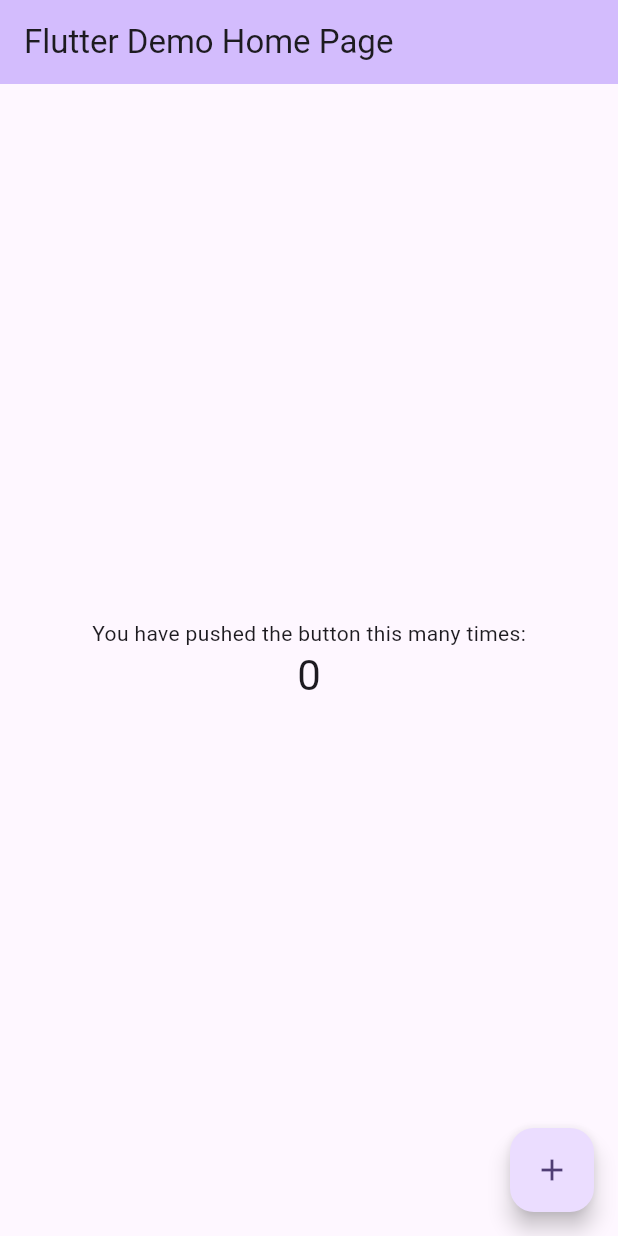
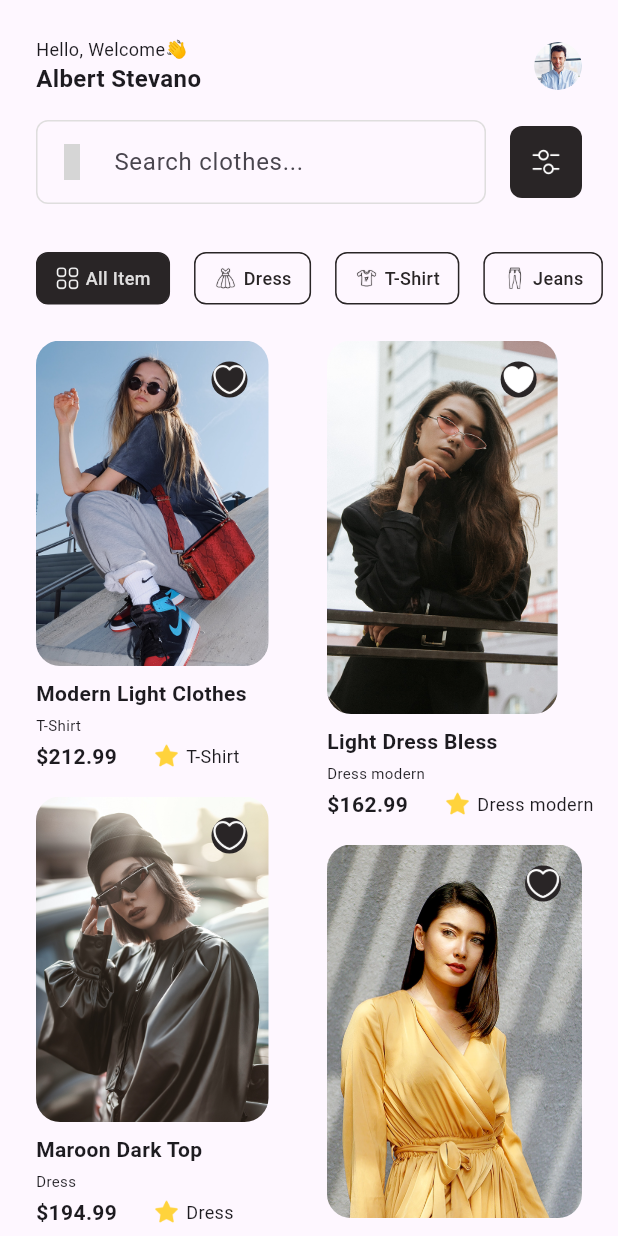
Before and after one commit to ispamungkas/Test-Coding-Apps-Flutter---Test-B, a Flutter app: the screen it shows after launch, on a phone screen of 412 x 824 dp. Run offline on Flutter 3.47's test engine with Material 3 defaults, Android fonts, the phone set to English and light mode, and no system bars; our stand-ins replace google_fonts, hugeicons; Roboto replaces fonts that are missing (Encode Sans); grey boxes are pictures that could not be loaded.

Commit message:
completed task

```diff
--- /dev/null
+++ b/lib/home_screen.dart
@@ -0,0 +1,338 @@
+import 'package:flutter/material.dart';
+import 'package:flutter/services.dart';
+import 'package:flutter_staggered_grid_view/flutter_staggered_grid_view.dart';
+import 'package:google_fonts/google_fonts.dart';
+import 'package:hugeicons/hugeicons.dart';
+import 'package:test_b_slincing/utils/text_style_resource.dart';
+import 'package:test_b_slincing/utils/uitls.dart';
+
+class HomeScreen extends StatefulWidget {
+  const HomeScreen({super.key});
+
+  @override
+  State<HomeScreen> createState() => _HomeScreenState();
+}
+
+class _HomeScreenState extends State<HomeScreen> {
+  final _cateogories =
+      [
+        CategoryModel(
+          icon: "assets/images/icon_menu_default.png",
+          name: "All Item",
+        ),
+        CategoryModel(icon: "assets/images/icon_menu_dress.png", name: "Dress"),
+        CategoryModel(
+          icon: "assets/images/icon_menu_t_shirt.png",
+          name: "T-Shirt",
+        ),
+        CategoryModel(icon: "assets/images/icon_menu_jeans.png", name: "Jeans"),
+      ].toList();
+
+  final _products =
+      [
+        ProductModel(
+          image: "assets/images/product1.png",
+          name: "Modern Light Clothes",
+          categoryName: "T-Shirt",
+          price: 212.99,
+          rate: 5.0,
+        ),
+        ProductModel(
+          image: "assets/images/product2.png",
+          name: "Light Dress Bless",
+          categoryName: "Dress modern",
+          price: 162.99,
+          rate: 5.0,
+        ),
+        ProductModel(
+          image: "assets/images/product3.png",
+          name: "Maroon Dark Top",
+          categoryName: "Dress",
+          price: 194.99,
+          rate: 5.0,
+        ),
+        ProductModel(
+          image: "assets/images/product4.png",
+          name: "Light Dress Yellow",
+          categoryName: "Dress Modern",
+          price: 122.99,
+          rate: 5.0,
+        ),
+      ].toList();
+
+  Widget userInfo() {
+    return Row(
+      mainAxisAlignment: MainAxisAlignment.spaceBetween,
+      crossAxisAlignment: CrossAxisAlignment.center,
+      children: [
+        Column(
+          crossAxisAlignment: CrossAxisAlignment.start,
+          mainAxisAlignment: MainAxisAlignment.center,
+          children: [
+            Text(
+              "Hello, Welcome👋",
+              style: regular12().copyWith(fontWeight: FontWeight.w400),
+            ),
+            Text(
+              "Albert Stevano",
+              style: regular16().copyWith(fontWeight: FontWeight.bold),
+            ),
+          ],
+        ),
+        ClipRRect(
+          borderRadius: BorderRadius.all(Radius.circular(100)),
+          child: Image.asset("assets/images/profile.png", width: 32),
+        ),
+      ],
+    );
+  }
+
+  // Search Bar
+  Widget searchBar() {
+    return Row(
+      children: [
+        Expanded(
+          child: TextField(
+            decoration: InputDecoration(
+              prefixIcon: HugeIcon(
+                icon: HugeIcons.strokeRoundedSearch01,
+                color: Color(0xFFDFDEDE),
+              ),
+              focusedBorder: OutlineInputBorder(
+                borderRadius: BorderRadius.all(Radius.circular(8)),
+                borderSide: BorderSide(
+                  color: const Color(0xFFDFDEDE),
+                  width: 1,
+                ),
+              ),
+              enabledBorder: OutlineInputBorder(
+                borderRadius: BorderRadius.all(Radius.circular(8)),
+                borderSide: BorderSide(
+                  color: const Color(0xFFDFDEDE),
+                  width: 1,
+                ),
+              ),
+              hintText: "Search clothes...",
+            ),
+          ),
+        ),
+        Padding(
+          padding: EdgeInsets.only(left: 16),
+          child: Container(
+            height: 48,
+            width: 48,
+            decoration: BoxDecoration(
+              color: Color(0xFF292526),
+              borderRadius: BorderRadius.circular(8),
+            ),
+            child: Padding(
+              padding: EdgeInsets.all(12),
+              child: Image.asset("assets/images/icon_filter.png", width: 24),
+            ),
+          ),
+        ),
+      ],
+    );
+  }
+
+  // Card category
+  Widget cartCategory(
+    bool isSelected,
+    String? iconAsset,
+    String? categoryName,
+  ) {
+    return Container(
+      decoration: BoxDecoration(
+        border: Border.all(color: Color(0xFF292526)),
+        color: (isSelected) ? Color(0xFF292526) : Colors.transparent,
+        borderRadius: BorderRadius.circular(8),
+      ),
+      child: Padding(
+        padding: EdgeInsets.symmetric(horizontal: 12, vertical: 8),
+        child: Row(
+          children: [
+            Image.asset(
+              iconAsset ?? "assets/images/icon_menu_default.png",
+              width: 16,
+              color: (!isSelected) ? Color(0xFF292526) : Colors.white,
+            ),
+            SizedBox(width: 4),
+            Text(
+              categoryName ?? "Category Name",
+              style: regular12().copyWith(
+                fontWeight: FontWeight.w500,
+                color: (isSelected) ? Color(0xFFDFDEDE) : Color(0xFF292526),
+              ),
+            ),
+          ],
+        ),
+      ),
+    );
+  }
+
+  // Widget list of category
+  Widget listOfMenu() {
+    return SingleChildScrollView(
+      scrollDirection: Axis.horizontal,
+      child: Row(
+        mainAxisAlignment: MainAxisAlignment.start,
+        children: [
+          SizedBox(width: 24),
+          ..._cateogories.map((value) {
+            final firstItemName = _cateogories[0].name;
+            final isFirstItem = value.name == firstItemName;
+            return Padding(
+              padding: const EdgeInsets.only(right: 16),
+              child: cartCategory(isFirstItem, value.icon, value.name),
+            );
+          }),
+          SizedBox(width: 8),
+        ],
+      ),
+    );
+  }
+
+  // Cart Product
+  Widget cartProduct(bool isSelected, double height, ProductModel product) {
+    return Column(
+      crossAxisAlignment: CrossAxisAlignment.start,
+      children: [
+        Stack(
+          children: [
+            ClipRRect(
+              borderRadius: BorderRadius.circular(16),
+              child: Image.asset(product.image ?? "assets/images/product1.png", height: height, fit: BoxFit.cover,),
+            ),
+            Positioned(
+              top: 0,
+              right: 0,
+              child: Padding(
+                padding: const EdgeInsets.all(14),
+                child: Container(
+                  width: 24,
+                  height: 24,
+                  decoration: BoxDecoration(
+                    color: Color(0xFF292526),
+                    shape: BoxShape.circle,
+                  ),
+                  child: Image.asset(
+                    (isSelected)
+                        ? "assets/images/icon_love.png"
+                        : "assets/images/icon_love_outline.png",
+                    width: 16,
+                  ),
+                ),
+              ),
+            ),
+          ],
+        ),
+        SizedBox(height: 8),
+        Column(
+          crossAxisAlignment: CrossAxisAlignment.start,
+          children: [
+            Text(
+              product.name ?? "Product name",
+              overflow: TextOverflow.ellipsis,
+              style: regular14().copyWith(fontWeight: FontWeight.w600),
+            ),
+            Padding(
+              padding: const EdgeInsets.symmetric(vertical: 4),
+              child: Text(
+                product.categoryName ?? "Product category",
+                overflow: TextOverflow.ellipsis,
+                style: regular10().copyWith(fontWeight: FontWeight.w400),
+              ),
+            ),
+            Row(
+              mainAxisAlignment: MainAxisAlignment.start,
+              children: [
+                Text(
+                  "\$${product.price}",
+                  overflow: TextOverflow.ellipsis,
+                  style: regular14().copyWith(fontWeight: FontWeight.w600),
+                ),
+                SizedBox(width: 24),
+                Row(
+                  children: [
+                    Image.asset("assets/images/icon_star.png", width: 18),
+                    SizedBox(width: 4),
+                    Text(
+                      product.categoryName ?? "Product cateogry",
+                      overflow: TextOverflow.ellipsis,
+                      style: regular12().copyWith(fontWeight: FontWeight.w400),
+                    ),
+                  ],
+                ),
+              ],
+            ),
+          ],
+        ),
+      ],
+    );
+  }
+
+  // List of Product
+  Widget listOfProduct() {
+    return MasonryGridView.count(
+      shrinkWrap: true,
+      physics: NeverScrollableScrollPhysics(),
+      itemCount: _products.length,
+      crossAxisCount: 2,
+      mainAxisSpacing: 17,
+      crossAxisSpacing: 24,
+      itemBuilder: (context, index) {
+        final product = _products[index];
+        final defaultHeight = 217;
+        final height =
+            (index + 1) % 2 == 0 ? defaultHeight + 32 : defaultHeight;
+
+        return cartProduct(index == 1, height.toDouble(), product);
+      },
+    );
+  }
+
+  @override
+  Widget build(BuildContext context) {
+    return Scaffold(
+      body: AnnotatedRegion<SystemUiOverlayStyle>(
+        value: SystemUiOverlayStyle(
+          statusBarColor: Colors.white,
+          statusBarIconBrightness: Brightness.dark,
+        ),
+        child: SafeArea(
+          child: SingleChildScrollView(
+            child: SizedBox(
+              width: double.infinity,
+              child: Column(
+                crossAxisAlignment: CrossAxisAlignment.start,
+                children: [
+                  SizedBox(height: 8),
+                  Padding(
+                    padding: const EdgeInsets.symmetric(
+                      vertical: 16,
+                      horizontal: 24,
+                    ),
+                    child: userInfo(),
+                  ),
+                  Padding(
+                    padding: const EdgeInsets.symmetric(horizontal: 24),
+                    child: searchBar(),
+                  ),
+                  SizedBox(height: 8),
+                  Padding(
+                    padding: const EdgeInsets.symmetric(vertical: 24),
+                    child: listOfMenu(),
+                  ),
+                  Padding(
+                    padding: const EdgeInsets.symmetric(horizontal: 24),
+                    child: listOfProduct(),
+                  ),
+                ],
+              ),
+            ),
+          ),
+        ),
+      ),
+    );
+  }
+}
--- a/lib/main.dart
+++ b/lib/main.dart
@@ -1,4 +1,5 @@
 import 'package:flutter/material.dart';
+import 'package:test_b_slincing/home_screen.dart';
 
 void main() {
   runApp(const MyApp());
@@ -11,112 +12,12 @@ class MyApp extends StatelessWidget {
   @override
   Widget build(BuildContext context) {
     return MaterialApp(
+      debugShowCheckedModeBanner: false,
       title: 'Flutter Demo',
       theme: ThemeData(
-        // This is the theme of your application.
-        //
-        // TRY THIS: Try running your application with "flutter run". You'll see
-        // the application has a purple toolbar. Then, without quitting the app,
-        // try changing the seedColor in the colorScheme below to Colors.green
-        // and then invoke "hot reload" (save your changes or press the "hot
-        // reload" button in a Flutter-supported IDE, or press "r" if you used
-        // the command line to start the app).
-        //
-        // Notice that the counter didn't reset back to zero; the application
-        // state is not lost during the reload. To reset the state, use hot
-        // restart instead.
-        //
-        // This works for code too, not just values: Most code changes can be
-        // tested with just a hot reload.
         colorScheme: ColorScheme.fromSeed(seedColor: Colors.deepPurple),
       ),
-      home: const MyHomePage(title: 'Flutter Demo Home Page'),
+      home: const HomeScreen(),
     );
   }
 }
-
-class MyHomePage extends StatefulWidget {
-  const MyHomePage({super.key, required this.title});
-
-  // This widget is the home page of your application. It is stateful, meaning
-  // that it has a State object (defined below) that contains fields that affect
-  // how it looks.
-
-  // This class is the configuration for the state. It holds the values (in this
-  // case the title) provided by the parent (in this case the App widget) and
-  // used by the build method of the State. Fields in a Widget subclass are
-  // always marked "final".
-
-  final String title;
-
-  @override
-  State<MyHomePage> createState() => _MyHomePageState();
-}
-
-class _MyHomePageState extends State<MyHomePage> {
-  int _counter = 0;
-
-  void _incrementCounter() {
-    setState(() {
-      // This call to setState tells the Flutter framework that something has
-      // changed in this State, which causes it to rerun the build method below
-      // so that the display can reflect the updated values. If we changed
-      // _counter without calling setState(), then the build method would not be
-      // called again, and so nothing would appear to happen.
-      _counter++;
-    });
-  }
-
-  @override
-  Widget build(BuildContext context) {
-    // This method is rerun every time setState is called, for instance as done
-    // by the _incrementCounter method above.
-    //
-    // The Flutter framework has been optimized to make rerunning build methods
-    // fast, so that you can just rebuild anything that needs updating rather
-    // than having to individually change instances of widgets.
-    return Scaffold(
-      appBar: AppBar(
-        // TRY THIS: Try changing the color here to a specific color (to
-        // Colors.amber, perhaps?) and trigger a hot reload to see the AppBar
-        // change color while the other colors stay the same.
-        backgroundColor: Theme.of(context).colorScheme.inversePrimary,
-        // Here we take the value from the MyHomePage object that was created by
-        // the App.build method, and use it to set our appbar title.
-        title: Text(widget.title),
-      ),
-      body: Center(
-        // Center is a layout widget. It takes a single child and positions it
-        // in the middle of the parent.
-        child: Column(
-          // Column is also a layout widget. It takes a list of children and
-          // arranges them vertically. By default, it sizes itself to fit its
-          // children horizontally, and tries to be as tall as its parent.
-          //
-          // Column has various properties to control how it sizes itself and
-          // how it positions its children. Here we use mainAxisAlignment to
-          // center the children vertically; the main axis here is the vertical
-          // axis because Columns are vertical (the cross axis would be
-          // horizontal).
-          //
-          // TRY THIS: Invoke "debug painting" (choose the "Toggle Debug Paint"
-          // action in the IDE, or press "p" in the console), to see the
-          // wireframe for each widget.
-          mainAxisAlignment: MainAxisAlignment.center,
-          children: <Widget>[
-            const Text('You have pushed the button this many times:'),
-            Text(
-              '$_counter',
-              style: Theme.of(context).textTheme.headlineMedium,
-            ),
-          ],
-        ),
-      ),
-      floatingActionButton: FloatingActionButton(
-        onPressed: _incrementCounter,
-        tooltip: 'Increment',
-        child: const Icon(Icons.add),
-      ), // This trailing comma makes auto-formatting nicer for build methods.
-    );
-  }
-}
--- /dev/null
+++ b/lib/utils/text_style_resource.dart
@@ -0,0 +1,15 @@
+import 'package:flutter/widgets.dart';
+import 'package:google_fonts/google_fonts.dart';
+
+TextStyle regular10() {
+  return GoogleFonts.getFont("Encode Sans", fontSize: 10);
+}
+TextStyle regular12() {
+  return GoogleFonts.getFont("Encode Sans", fontSize: 12);
+}
+TextStyle regular14() {
+  return GoogleFonts.getFont("Encode Sans", fontSize: 14);
+}
+TextStyle regular16() {
+  return GoogleFonts.getFont("Encode Sans", fontSize: 16);
+}
--- /dev/null
+++ b/lib/utils/uitls.dart
@@ -0,0 +1,25 @@
+class CategoryModel {
+  String? icon;
+  String? name;
+
+  CategoryModel({
+    this.icon,
+    this.name
+  });
+}
+
+class ProductModel{
+  String? image;
+  String? name;
+  String? categoryName;
+  double? price;
+  double? rate;
+
+  ProductModel({
+    this.image,
+    this.name,
+    this.categoryName,
+    this.price,
+    this.rate
+  });
+}
```
Also changed, not shown: pubspec.yaml (+5 -2 lines), assets/images/icon_filter.png (added), assets/images/icon_love.png (added), assets/images/icon_love_outline.png (added), assets/images/icon_menu_default.png (added), assets/images/icon_menu_dress.png (added), assets/images/icon_menu_jeans.png (added), assets/images/icon_menu_t_shirt.png (added), assets/images/icon_star.png (added), assets/images/product1.png (added), assets/images/product2.png (added), assets/images/product3.png (added), assets/images/product4.png (added), assets/images/profile.png (added), 1 more files, 2 other files.
